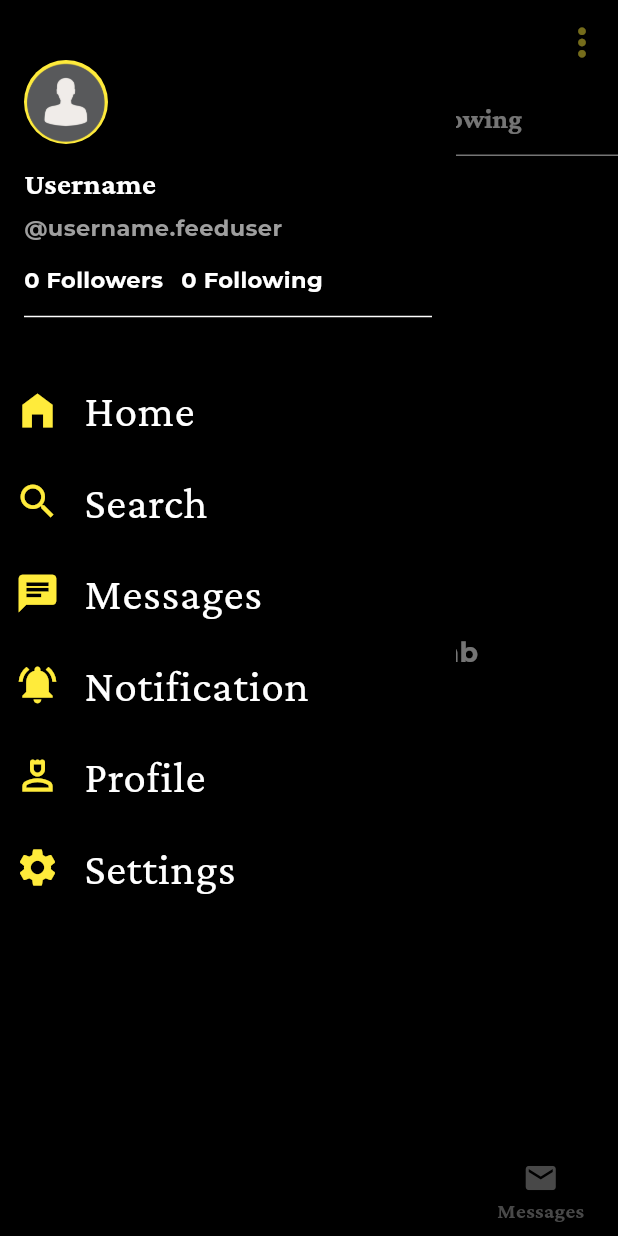
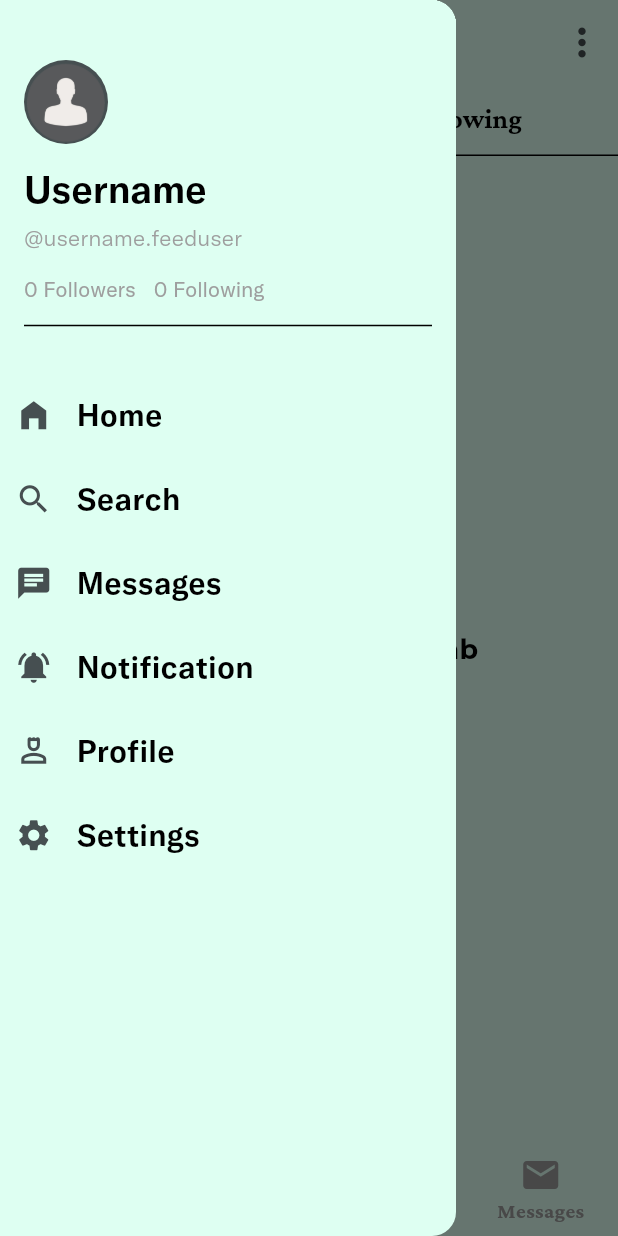
Before and after one commit to UmaanBanjara/123, a Flutter app: the Homescreen screen opened directly, with the side drawer open, on a phone screen of 412 x 824 dp. Run offline on Flutter 3.47's test engine with Material 3 defaults, Android fonts, the phone set to English and light mode, and no system bars; our stand-ins replace animated_text_kit, another_flushbar, cached_network_image, firebase_auth, firebase_core, flutter_bloc and 5 more; accounts and stored records are empty; network calls fail.

Commit message:
Initial Commit

```diff
--- a/flutter_application_1/lib/config/theme/myapptheme.dart
+++ b/flutter_application_1/lib/config/theme/myapptheme.dart
@@ -110,20 +110,25 @@ class AppTheme {
       color: Colors.black,
       thickness: 1,
     ),
+
+    // Updated ElevatedButtonTheme for light theme
     elevatedButtonTheme: ElevatedButtonThemeData(
       style: ElevatedButton.styleFrom(
-          backgroundColor: Color(0xFFDEFFF2),
-          foregroundColor: Color(0XFF464F51),
-          elevation: 0,
-          padding: EdgeInsets.symmetric(horizontal: 36, vertical: 16),
+        backgroundColor: const Color(0xFFDEFFF2), // Scaffold background color
+        foregroundColor: const Color(0XFF464F51), // Keep text/icon color
+        elevation: 0, // No elevation
+        padding: const EdgeInsets.symmetric(horizontal: 36, vertical: 16),
         shape: RoundedRectangleBorder(
           borderRadius: BorderRadius.circular(12),
         ),
         textStyle: const TextStyle(
-              fontFamily: "Primary", fontSize: 16, fontWeight: FontWeight.bold)),
+          fontFamily: "Primary",
+          fontSize: 16,
+          fontWeight: FontWeight.bold,
+        ),
+      ),
     ),
 
-    // Added FloatingActionButtonThemeData for lightTheme
     floatingActionButtonTheme: FloatingActionButtonThemeData(
       backgroundColor: const Color(0XFF464F51),
       foregroundColor: const Color(0xFFDEFFF2),
@@ -171,26 +176,25 @@ class AppTheme {
           fontWeight: FontWeight.bold),
       bodySmall: TextStyle(color: Colors.white, fontFamily: "Texxt"),
     ),
-
     inputDecorationTheme: InputDecorationTheme(
       filled: true,
-      fillColor: Colors.grey.shade900, // Dark grey fill for better contrast
+      fillColor: Colors.grey.shade900,
       contentPadding: const EdgeInsets.symmetric(vertical: 12, horizontal: 16),
-      prefixIconColor: Colors.yellow.shade700, // softer yellow
+      prefixIconColor: Colors.yellow.shade700,
       suffixIconColor: Colors.yellow.shade700,
       hintStyle: TextStyle(
-        color: Colors.grey.shade400, // softer grey hint
+        color: Colors.grey.shade400,
         fontFamily: "Secondary",
         fontSize: 16,
         fontWeight: FontWeight.normal,
       ),
       border: OutlineInputBorder(
         borderRadius: BorderRadius.circular(12),
-        borderSide: BorderSide(color: Colors.grey.shade800), // subtle border
+        borderSide: BorderSide(color: Colors.grey.shade800),
       ),
       enabledBorder: OutlineInputBorder(
         borderRadius: BorderRadius.circular(12),
-        borderSide: BorderSide(color: Colors.grey.shade800), // subtle border
+        borderSide: BorderSide(color: Colors.grey.shade800),
       ),
       focusedBorder: OutlineInputBorder(
         borderRadius: BorderRadius.circular(12),
@@ -205,14 +209,12 @@ class AppTheme {
         borderSide: BorderSide(color: Colors.red.shade700, width: 2),
       ),
     ),
-
     colorScheme: const ColorScheme.dark(
       primary: Colors.yellow,
       onPrimary: Colors.black,
       background: Colors.black,
       onBackground: Colors.white,
     ),
-
     tabBarTheme: TabBarTheme(
       labelColor: Colors.yellow,
       unselectedLabelColor: Colors.white,
@@ -233,7 +235,6 @@ class AppTheme {
         ),
       ),
     ),
-
     bottomNavigationBarTheme: BottomNavigationBarThemeData(
       selectedItemColor: Colors.yellow.withOpacity(0.9),
       unselectedItemColor: Colors.white,
@@ -247,30 +248,33 @@ class AppTheme {
         fontWeight: FontWeight.bold,
       ),
     ),
-
     drawerTheme: const DrawerThemeData(
       backgroundColor: Colors.black,
       elevation: 0,
     ),
-
     dividerTheme: const DividerThemeData(
       color: Colors.white,
       thickness: 1,
     ),
+
+    // Updated ElevatedButtonTheme for dark theme
     elevatedButtonTheme: ElevatedButtonThemeData(
       style: ElevatedButton.styleFrom(
-          backgroundColor: Colors.black,
-          foregroundColor: Colors.yellow,
-          elevation: 0,
-          padding: EdgeInsets.symmetric(horizontal: 36, vertical: 16),
+        backgroundColor: Colors.black, // Scaffold background color
+        foregroundColor: Colors.yellow, // Text/icon color
+        elevation: 0, // No elevation
+        padding: const EdgeInsets.symmetric(horizontal: 36, vertical: 16),
         shape: RoundedRectangleBorder(
           borderRadius: BorderRadius.circular(12),
         ),
         textStyle: const TextStyle(
-              fontFamily: "Primary", fontSize: 16, fontWeight: FontWeight.bold)),
+          fontFamily: "Primary",
+          fontSize: 16,
+          fontWeight: FontWeight.bold,
+        ),
+      ),
     ),
 
-    // Added FloatingActionButtonThemeData for darkTheme
     floatingActionButtonTheme: FloatingActionButtonThemeData(
       backgroundColor: Colors.yellow,
       foregroundColor: Colors.black,
--- a/flutter_application_1/lib/main.dart
+++ b/flutter_application_1/lib/main.dart
@@ -30,7 +30,7 @@ class Feed extends StatelessWidget {
       builder: (context, theme) {
         return MaterialApp(
           debugShowCheckedModeBanner: false,
-          theme: AppTheme.darkTheme,
+          theme: AppTheme.lightTheme,
           home:  SplashScreen(), // You can replace with SplashScreen
         );
       },
--- a/flutter_application_1/lib/presentation/homescreen/homescreen.dart
+++ b/flutter_application_1/lib/presentation/homescreen/homescreen.dart
@@ -1,4 +1,5 @@
 import 'dart:convert';
+import 'package:cached_network_image/cached_network_image.dart';
 import 'package:flutter/material.dart';
 import 'package:feed/presentation/profilescreen/profilepageuser.dart';
 import 'package:feed/notification/notificationscreen.dart';
@@ -9,7 +10,6 @@ import 'package:http/http.dart' as http;
 import 'package:page_transition/page_transition.dart';
 
 class Homescreen extends StatefulWidget {
-
   const Homescreen({Key? key}) : super(key: key);
 
   @override
@@ -77,6 +77,8 @@ class _HomescreenState extends State<Homescreen> with TickerProviderStateMixin {
         selectedItemColor: Theme.of(context).colorScheme.primary,
         unselectedItemColor: Colors.grey,
         type: BottomNavigationBarType.fixed,
+        iconSize: 28,
+
         items: const [
           BottomNavigationBarItem(icon: Icon(Icons.home), label: 'Home'),
           BottomNavigationBarItem(icon: Icon(Icons.search), label: 'Search'),
@@ -112,7 +114,7 @@ class _HomescreenState extends State<Homescreen> with TickerProviderStateMixin {
                   child: CircleAvatar(
                     radius: 28,
                     backgroundImage: userData?['profile_picture_url'] != null
-                        ? NetworkImage(userData!['profile_picture_url'])
+                        ? CachedNetworkImageProvider(userData!['profile_picture_url'])
                         : const AssetImage('assets/images/pngwing.com.png') as ImageProvider,
                   ),
                 ),
@@ -130,23 +132,43 @@ class _HomescreenState extends State<Homescreen> with TickerProviderStateMixin {
                   child: Text(
                     userData?['username'] ?? 'Username',
                     style: const TextStyle(
-                      fontSize: 20,
-                      fontWeight: FontWeight.w700,
-                      fontFamily: "Primary",
+                      fontFamily: "bOLD",
+                      fontSize: 25,
                     ),
                   ),
                 ),
                 const SizedBox(height: 4),
                 Text(
                   '@${userData?['username'] ?? 'username'}.feeduser',
-                  style: const TextStyle(fontSize: 15, color: Colors.grey),
+                  style: const TextStyle(
+                    fontFamily: "lIGHT",
+                    fontSize: 15,
+                    color: Colors.grey,
+                    fontWeight: FontWeight.normal,
+                  ),
                 ),
                 const SizedBox(height: 14),
                 Row(
                   children: [
-                    Text('${userData?['followers'] ?? 0} Followers', style: const TextStyle(fontSize: 15)),
+                    Text(
+                      '${userData?['followers'] ?? 0} Followers',
+                      style: const TextStyle(
+                        fontSize: 14,
+                        fontFamily: "rEGULAR",
+                        color: Colors.grey,
+                        fontWeight: FontWeight.normal,
+                      ),
+                    ),
                     const SizedBox(width: 12),
-                    Text('${userData?['following'] ?? 0} Following', style: const TextStyle(fontSize: 15)),
+                    Text(
+                      '${userData?['following'] ?? 0} Following',
+                      style: const TextStyle(
+                        fontSize: 14,
+                        fontFamily: "rEGULAR",
+                        color: Colors.grey,
+                        fontWeight: FontWeight.normal,
+                      ),
+                    ),
                   ],
                 ),
                 const SizedBox(height: 6),
@@ -167,12 +189,12 @@ class _HomescreenState extends State<Homescreen> with TickerProviderStateMixin {
 
   ListTile buildDrawerItem(IconData icon, String title, int? index, Color iconColor) {
     return ListTile(
-      leading: Icon(icon, color: iconColor, size: 30),
+      leading: Icon(icon, color: iconColor, size: 25),
       title: Text(
         title,
         style: const TextStyle(
-          fontFamily: "Primary",
-          fontSize: 30,
+          fontFamily: "bOLD",
+          fontSize: 20,
           fontWeight: FontWeight.normal,
         ),
       ),
@@ -208,7 +230,7 @@ class _HomescreenState extends State<Homescreen> with TickerProviderStateMixin {
             child: CircleAvatar(
               radius: 16,
               backgroundImage: userData?['profile_picture_url'] != null
-                  ? NetworkImage(userData!['profile_picture_url'])
+                  ? CachedNetworkImageProvider(userData!['profile_picture_url'])
                   : const AssetImage("assets/images/pngwing.com.png") as ImageProvider,
             ),
           ),
--- a/flutter_application_1/pubspec.yaml
+++ b/flutter_application_1/pubspec.yaml
@@ -28,6 +28,7 @@ dependencies:
   shared_preferences: ^2.5.3
   url_launcher: ^6.3.1
   intl: ^0.20.2
+  cached_network_image: ^3.4.1
 
 dev_dependencies:
   flutter_test:
```
Also changed, not shown: flutter_application_1/lib/editpage/editpage.dart (+18 -3 lines), flutter_application_1/lib/presentation/profilescreen/profilepageuser.dart (+29 -26 lines), flutter_application_1/pubspec.lock, 1 other file. Lines whose indentation alone changed are shown as unchanged.
